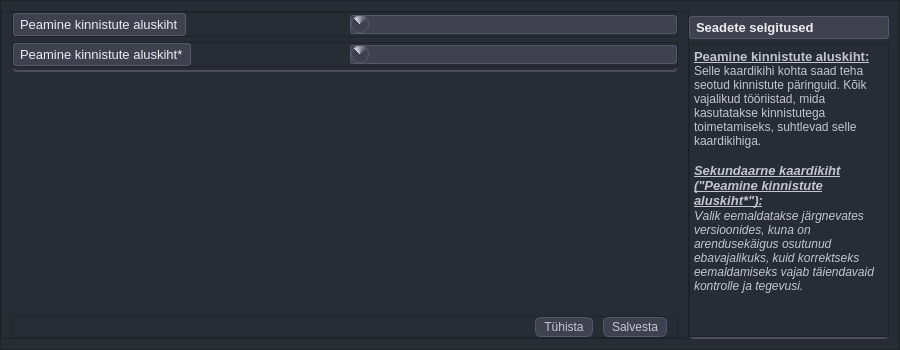
Before: the Qt Designer form mailabl-qgis/config/confWidgets/LayerSetup.ui in TuloliKalver/mailabl-qgis, drawn with Qt 5.
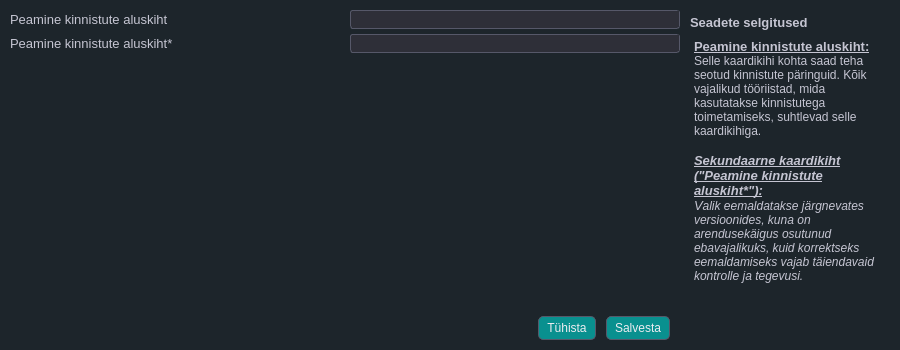
After: the same form once the commit is applied. Icons and pictures are not drawn.

```diff
--- a/mailabl-qgis/config/confWidgets/LayerSetup.ui
+++ b/mailabl-qgis/config/confWidgets/LayerSetup.ui
@@ -34,108 +34,641 @@
   </property>
   <property name="styleSheet">
    <string notr="true">
+/* ====================================================== */
+/* 🎨 Global Theme - Base Colors, Background &amp; Typography */
+/* ====================================================== */
+* {
+    border: transparent;
+    background-color: #1d252b; /* Updated background */
+    padding: 0;
+    margin: 0;
+    color: #c5c5d2; /* Default light gray text */
+}
 
-#fHelpMenu, 
-#fSettingsProperties
-{
-   border: 2px solid #4d4d5b;    /*Same border style as QLineEdit */
+
+/* ------------------------------------------------------ */
+/* 🧠 Global Interaction Effects - Focused Field &amp; Tabs   */
+/* ------------------------------------------------------ */
+QLineEdit:focus, QTextEdit:focus, QComboBox:focus,   QTabBar::tab:selected {
+        /* 🟢 Bottom glow - Extends further for visibility */
+    border: 1px solid; 
+    border-left-color: qradialgradient(spread:pad, cx:0, cy:0.347273, radius:0.826, fx:0.453364, fy:0.097, stop:0.125 rgba(9, 144, 143, 88), stop:1 rgba(46, 47, 56, 76));
+    border-top-color: qradialgradient(spread:pad, cx:0, cy:0.347273, radius:0.826, fx:0.453364, fy:0.097, stop:0.125 rgba(9, 144, 143, 88), stop:1 rgba(46, 47, 56, 76));
+    border-bottom-color: qradialgradient(spread:pad, cx:1, cy:0.728, radius:0.826, fx:0.498455, fy:0.95, stop:0.125 rgba(9, 144, 143, 88), stop:1 rgba(46, 47, 56, 76));
+    border-right-color: qradialgradient(spread:pad, cx:1, cy:0.728, radius:0.826, fx:0.498455, fy:0.95, stop:0.125 rgba(9, 144, 143, 88), stop:1 rgba(46, 47, 56, 76));	
+
+}
+
+ QLineEdit:hover, QTextEdit:hover, QComboBox:hover, QTabBar::tab:hover {
+        /* 🟡 Hover Glow - Softer but Visible */
+    border: 1px solid; 
+    border-left-color: qradialgradient(spread:pad, cx:0, cy:0.347273, radius:0.826, fx:0.453364, fy:0.097, stop:0.125 rgba(9, 144, 143, 88), stop:1 rgba(46, 47, 56, 76));
+    border-top-color: qradialgradient(spread:pad, cx:0, cy:0.347273, radius:0.826, fx:0.453364, fy:0.097, stop:0.125 rgba(9, 144, 143, 88), stop:1 rgba(46, 47, 56, 76));
+    border-bottom-color: qradialgradient(spread:pad, cx:1, cy:0.728, radius:0.826, fx:0.498455, fy:0.95, stop:0.125 rgba(9, 144, 143, 88), stop:1 rgba(46, 47, 56, 76));
+    border-right-color: qradialgradient(spread:pad, cx:1, cy:0.728, radius:0.826, fx:0.498455, fy:0.95, stop:0.125 rgba(9, 144, 143, 88), stop:1 rgba(46, 47, 56, 76));	
+    background-color: qradialgradient(spread:pad, cx:1, cy:0.995, radius:0.5, fx:1, fy:0.988, stop:0 rgba(9, 144, 143, 88), stop:0.920455 rgba(46, 47, 56, 76));
+}
+
+/* ---------------------------- */
+/* 📝 QLineEdit Styling */
+/* ---------------------------- */
+QLineEdit {
+    background-color: #303a42;   /* Matches the global dark background */
+    color: #c5c5d2;              /* Default light gray text */
+    border: 1px solid #4d4d4d;   /* Subtle default border */
+    border-radius: 4px;          /* Rounded corners for a smooth look */
+    padding: 6px;                /* Adequate padding for text clarity */
+}
+
+/* 
+   Note: Your existing rules for QLineEdit:focus and QLineEdit:hover already provide
+   the gradient border and glow effects. This default state ensures a smooth transition 
+   into those interactive states.
+*/
+
+/* ---------------------------- */
+/* 🔘 Disabled State for QLineEdit */
+/* ---------------------------- */
+QLineEdit:disabled {
+    background-color: #24252e;  /* A slightly darker tone for disabled state */
+    border: 1px dashed rgba(120, 120, 130, 0.5);  /* Dashed and faded border */
+    color: rgba(170, 170, 180, 0.5);  /* Muted text color */
+    opacity: 0.5;               /* Lower opacity to indicate inactivity */
+}
+
+/* ---------------------------- */
+/* 🖱️ QListWidget Focus */
+/* ---------------------------- */
+QListWidget:focus {
+	boreder: 1px solid;
+    border-left-color: qradialgradient(spread:pad, cx:0, cy:0.347273, radius:0.826, fx:0.453364, fy:0.097, stop:0.125 rgba(9, 144, 143, 88), stop:1 rgba(46, 47, 56, 76));
+    border-top-color: qradialgradient(spread:pad, cx:0, cy:0.347273, radius:0.826, fx:0.453364, fy:0.097, stop:0.125 rgba(9, 144, 143, 88), stop:1 rgba(46, 47, 56, 76));
+    border-bottom-color: qradialgradient(spread:pad, cx:1, cy:0.728, radius:0.826, fx:0.498455, fy:0.95, stop:0.125 rgba(9, 144, 143, 88), stop:1 rgba(46, 47, 56, 76));
+    border-right-color: qradialgradient(spread:pad, cx:1, cy:0.728, radius:0.826, fx:0.498455, fy:0.95, stop:0.125 rgba(9, 144, 143, 88), stop:1 rgba(46, 47, 56, 76));	
+}
+
+/* ---------------------------- */
+/* 🖱️ QListWidget Hovered Item */
+/* ---------------------------- */
+QListWidget::item:hover {
+    border: 1px solid; 
+    border-left-color: qradialgradient(spread:pad, cx:0, cy:0.347273, radius:0.826, 
+        fx:0.453364, fy:0.097, stop:0.125 rgba(9, 144, 143, 88), stop:1 rgba(46, 47, 56, 76));
+    border-top-color: qradialgradient(spread:pad, cx:0, cy:0.347273, radius:0.826, 
+        fx:0.453364, fy:0.097, stop:0.125 rgba(9, 144, 143, 88), stop:1 rgba(46, 47, 56, 76));
+    border-bottom-color: qradialgradient(spread:pad, cx:1, cy:0.728, radius:0.826, 
+        fx:0.498455, fy:0.95, stop:0.125 rgba(9, 144, 143, 88), stop:1 rgba(46, 47, 56, 76));
+    border-right-color: qradialgradient(spread:pad, cx:1, cy:0.728, radius:0.826, 
+        fx:0.498455, fy:0.95, stop:0.125 rgba(9, 144, 143, 88), stop:1 rgba(46, 47, 56, 76));  
+	background-color: qradialgradient(spread:pad, cx:1, cy:0.995, radius:0.5, fx:1, fy:0.988, stop:0 rgba(9, 144, 143, 255), stop:0.920455 rgba(46, 47, 56, 253));
+    border-radius: 4px;
+}
+
+/* ---------------------------- */
+/* ✅ QListWidget Selected Item */
+/* ---------------------------- */
+QListWidget::item:selected {
+	color: #c5c5d2; /* Default light gray text */	
+    border: 1px solid; 
+ 	 border-radius: 4px;
+    border-left-color: qradialgradient(spread:pad, cx:0, cy:0.347273, radius:0.826, 
+        fx:0.453364, fy:0.097, stop:0.125 rgba(9, 144, 143, 66), stop:1 rgba(46, 47, 56, 54));
+    border-top-color: qradialgradient(spread:pad, cx:0, cy:0.347273, radius:0.826, 
+        fx:0.453364, fy:0.097, stop:0.125 rgba(9, 144, 143, 66), stop:1 rgba(46, 47, 56, 54));
+    border-bottom-color: qradialgradient(spread:pad, cx:1, cy:0.728, radius:0.826, 
+        fx:0.498455, fy:0.95, stop:0.125 rgba(9, 144, 143, 66), stop:1 rgba(46, 47, 56, 54));
+    border-right-color: qradialgradient(spread:pad, cx:1, cy:0.728, radius:0.826, 
+        fx:0.498455, fy:0.95, stop:0.125 rgba(9, 144, 143, 66), stop:1 rgba(46, 47, 56, 54));  
+	background-color: qradialgradient(spread:pad, cx:1, cy:0.995, radius:1.24, fx:1, fy:0.988, stop:0 rgba(9, 144, 143, 172), stop:0.920455 rgba(46, 47, 56, 0));
+}
+
+
+
+/* ---------------------------- */
+/* 🔘 QPushButton Styling */
+/* ---------------------------- */
+
+QPushButton {
+    padding: 4px 8px;
+    text-align: center;
     border-radius: 5px;
-	border-top: none;
-    border-left: none;
-    border-right: none;
+	background-color: rgb(9, 144, 143);
+    border: 1px solid #565869; /* Default border */
+    color: #ececf1; /* Brighter text */
+    transition: all 150ms ease-in-out; /* Smooth transition */
 }
 
+/* 🟢 Hover Effect - Glow &amp; Color Shift */
+QPushButton:hover {
+    background-color: #5c5d6e; /* Slightly lighter background */
+    border: 1px solid #acacbe; /* Lighter border */
+    
+color: #c5c5d2; /* Default text color */
 
-QWidget{
-    background-color: #272c35;
-	color:#c5c5d2
 }
 
+/* 🔴 Pressed Effect - Darker Look &amp; More Intense Glow */
+QPushButton:pressed {
+    background-color: #2d2e3a; /* Darker background */
+    border: 1px solid #8e8ea0; /* Slightly darker border */
+    color: #bdbecf; /* Dimmed text */
 
-/*esialgu jaotamata omadused*/
-QComboBox{
+}
 
-	background-color:#40414f;
-	color:#ececf1;
-	border: 1px solid #565869;
-	border-radius: 3px;
-	padding-left: 5px
+/* ⚫ Disabled State - More Noticeable */
+QPushButton:disabled {
+    background-color: #24252e; /* **Much darker background** */
+    border: 1px dashed rgba(120, 120, 130, 0.5); /* **Dashed, faded border** */
+    color: rgba(170, 170, 180, 0.5); /* **Faded text color** */
+    opacity: 0.5; /* **Lower opacity to indicate inactive state** */
 }
 
-/*Style the dropdown area*/
-QComboBox::drop-down{
-	background-color: qconicalgradient(cx:0.5, cy:0.5, angle:135, stop:0.704545 rgba(64, 65, 79), stop:1 rgba(217, 217, 227));
-	border: 1px solid #565869;
-	border-radius: 8px;
-	height:16px;
-	width: 16px;
-	subcontrol-origin: padding;
-    subcontrol-position: left
+QPushButton:focus{
+	    border: 1px solid; 	
+    border-left-color: qradialgradient(spread:pad, cx:0, cy:0.347273, radius:0.826, fx:0.453364, fy:0.097, stop:0.125 rgba(9, 144, 143, 88), stop:1 rgba(46, 47, 56, 76));
+    border-top-color: qradialgradient(spread:pad, cx:0, cy:0.347273, radius:0.826, fx:0.453364, fy:0.097, stop:0.125 rgba(9, 144, 143, 88), stop:1 rgba(46, 47, 56, 76));
+    border-bottom-color: qradialgradient(spread:pad, cx:1, cy:0.728, radius:0.826, fx:0.498455, fy:0.95, stop:0.125 rgba(9, 144, 143, 88), stop:1 rgba(46, 47, 56, 76));
+    border-right-color: qradialgradient(spread:pad, cx:1, cy:0.728, radius:0.826, fx:0.498455, fy:0.95, stop:0.125 rgba(9, 144, 143, 88), stop:1 rgba(46, 47, 56, 76));	
+	background-color: rgb(31, 93, 92);
 }
 
-QComboBox::on{
 
-  	border: 0.5px solid #acacbe;
+/* General QCheckBox styles */
+QCheckBox {
+    color: #ececf1; /* Text color */
+    spacing: 5px; /* Space between checkbox and text */
 }
 
-QAbstractItemView {
-	background-color:#40414f;
-	color:#ececf1;
-	border: 1px solid #565869;
-	border-radius: 4px;
-	padding-left: 5px
+/* Style the indicator (checkbox) */
+QCheckBox::indicator {
+    width: 12px;
+    height: 12px;
+    background-color: #40414f; /* Background color for unchecked state */
+    border: 1px solid #565869; /* Border for unchecked state */
+    border-radius: 3px;
 }
 
+/* Style the indicator when checked */
+QCheckBox::indicator:checked {
+    background-color: rgba(70, 70, 85, 0.5); /* Semi-transparent gray background color for checked state */
+    border: 1px solid #acacbe;
+    image: url(&quot;:/images/themes/default/algorithms/mAlgorithmCheckGeometry.svg&quot;); /* Using QGIS built-in icon */
+}
 
-QPushButton{
-	padding: 2px 8px;
-	text-align: center;
-	border-radius: 6px;
-	background-color:#40414f;
-	border: 1px solid #565869;
+/* Style the indicator when unchecked */
+QCheckBox::indicator:unchecked {
+    background-color: #40414f; /* Background color for unchecked state */
+    border: 1px solid #565869; /* Border for unchecked state */
 }
 
+/* Style the indicator when hovered */
+QCheckBox::indicator:hover {
+    background-color: #565869;
+}
 
-QPushButton:hover{
-    background-color: #8e8ea0;
-	border: 0.5px solid #acacbe;
-	color: #343541;
-	text-align: center;	
-	padding: 2px 8px;
-    border-radius: 6px;
-	
+/* Style the indicator when disabled */
+QCheckBox::indicator:disabled {
+    background-color: #30303a; /* Darker background color for disabled state */
+    border: 1px solid #40414f; /* Darker border for disabled state */
 }
 
-QLabel {
-    background-color: #40414f;
-    color: #ececf1;
+/* Style the indicator when checked and disabled */
+QCheckBox::indicator:checked:disabled {
+    background-color: rgba(50, 50, 60, 0.5); /* Semi-transparent darker gray background color for checked and disabled state */
+    border: 1px solid #40414f;
+    image: url(&quot;:/images/themes/default/algorithms/mAlgorithmCheckGeometry.svg&quot;); /* Using QGIS built-in icon */
+    opacity: 0.5; /* Make the icon appear disabled */
+}
+
+/* Style the checkbox text when disabled */
+QCheckBox:disabled {
+    color: #6a6a75; /* Darker text color for disabled state */
+}
+
+/* ══════════════════════════════════════════════════════ */
+/*                 ✅ QCheckBox Styling                   */
+/* ══════════════════════════════════════════════════════ */
+
+QCheckBox {
+    color: #d1d1e0;
+    spacing: 5px;
+    font-size: 14px;
+}
+
+/* Base indicator styling */
+QCheckBox::indicator {
+    width: 16px;
+    height: 16px;
+    border: 1px solid #1f5d5c;
+    border-radius: 3px;
+    background: #597278
+}
+
+/* Hover effect for indicator */
+QCheckBox::indicator:hover {
+    border: 1px solid #0b4544;
+}
+
+/* Checked state with a custom image for the check mark */
+QCheckBox::indicator:checked {
+    background: rgb(9,144,143);
     border: 1px solid #565869;
+}
+
+
+/* ⚫ Disabled State - More Noticeable */
+QCheckBox::indicator:disabled {
+    background-color: #1d252b;
+    border: 1px dashed rgba(120, 120, 130, 0.5); /* **Dashed, faded border** */
+    color: rgba(170, 170, 180, 0.5); /* **Faded text color** */
+    opacity: 0.5; /* **Lower opacity to indicate inactive state** */
+}
+
+
+QGroupBox{
+	color: #ececf1;
+}
+
+
+/* ══════════════════════════════════════════════════════ */
+/*                     🔘 COMBOBOX STYLING                */
+/* ══════════════════════════════════════════════════════ */
+
+QComboBox {
+    background-color: #2e2f38;
+    color: #c5c5d2;
+    border: 1px solid #565869;
     border-radius: 3px;
-    padding: 3px;
+    padding-left: 5px;
 }
 
-QLineEdit {
-    background-color: #35363f;  /* Lighter background color */
+QComboBox::drop-down {
+    background-color: #2e2f38;
+    border: none;
+    border-radius: 10px;
+    width: 16px;
+    height: 16px;
+    subcontrol-origin: padding;
+    subcontrol-position: right; /* Adjusted to right for a common look */
+}
+
+
+
+QComboBox QAbstractItemView {
+    background-color: #2e2f38;
+    border: 1px solid #565869;
+    selection-background-color: qradialgradient(
+        spread: pad,
+        cx: 1,
+        cy: 0.728,
+        radius: 0.826,
+        fx: 0.498455,
+        fy: 0.95,
+        stop: 0.125 rgba(9,144,143,150),
+        stop: 1 rgba(46,47,56,253)
+    );
+    selection-color: #ececf1;
+}
+
+QComboBox QAbstractItemView::item {
+    background-color: #2e2f38;
+    color: #c5c5d2;
+}
+
+QComboBox QAbstractItemView::item:selected {
+    background-color: qradialgradient(
+        spread: pad,
+        cx: 1,
+        cy: 0.728,
+        radius: 0.826,
+        fx: 0.498455,
+        fy: 0.95,
+        stop: 0.125 rgba(9,144,143,150),
+        stop: 1 rgba(46,47,56,253)
+    );
     color: #ececf1;
-    /*border: 1px solid #4d4d5b;  Thinner border with a different color */
+}
+
+QComboBox QAbstractItemView::item:hover {
+    background-color: qradialgradient(
+        spread: pad,
+        cx: 1,
+        cy: 0.995,
+        radius: 1.24,
+        fx: 1,
+        fy: 0.988,
+        stop: 0 rgba(9,144,143,150),
+        stop: 0.920455 rgba(46,47,56,253)
+    );
+    color: #ececf1;
+}
+
+QComboBox:focus {
+    border: 1px solid qradialgradient(
+        spread: pad,
+        cx: 0,
+        cy: 0.347273,
+        radius: 0.826,
+        fx: 0.453364,
+        fy: 0.097,
+        stop: 0.125 rgba(9,144,143,88),
+        stop: 1 rgba(46,47,56,76)
+    );
+}
+
+QComboBox:disabled {
+    background-color: #2e2f38;
+    border: 1px solid #565869;
+    color: #8a95a5;
+}
+
+
+
+
+/* ══════════════════════════════════════════════════════ */
+/* 🧭 Global Vertical ScrollBar - Core UI Scroll Styling  */
+/* ══════════════════════════════════════════════════════ */
+
+QScrollBar:vertical {
+    border: none;
+    background: #2e2f38;  /* Match background color */
+    width: 8px;
+    margin: 0px;  /* Remove spacing */
+    border-radius: 4px;
+}
+
+QScrollBar::handle:vertical {
+    background-color: qradialgradient(spread:pad, cx:1, cy:0.728, radius:0.826, 
+        fx:0.498455, fy:0.95, stop:0.125 rgba(9, 144, 143, 255), stop:1 rgba(46, 47, 56, 253));
+    min-height: 25px;
+    border-radius: 4px;
+}
+
+QScrollBar::handle:vertical:hover {
+    background-color: qradialgradient(spread:pad, cx:1, cy:0.995, radius:1.24, 
+        fx:1, fy:0.988, stop:0 rgba(9, 144, 143, 255), stop:0.920455 rgba(46, 47, 56, 253));
+}
+
+/* Hide Up/Down Buttons */
+QScrollBar::add-line:vertical, 
+QScrollBar::sub-line:vertical {
+    background: none;
+    height: 0px;
+}
+
+/* Make the unused track area blend with background */
+QScrollBar::add-page:vertical, 
+QScrollBar::sub-page:vertical {
+    background: #2e2f38;
+}
+
+/* ════════════════════════════════════════════════════════ */
+/* 🧭 Global Horisontal ScrollBar - Core UI Scroll Styling  */
+/* ════════════════════════════════════════════════════════ */
+
+
+QScrollBar:horizontal {
+    border: none;
+    background: #2e2f38;  /* Match background color */
+    height: 8px;
+    margin: 0px;
+    border-radius: 4px;
+}
+
+QScrollBar::handle:horizontal {
+    background-color: qradialgradient(spread:pad, cx:1, cy:0.728, radius:0.826, 
+        fx:0.498455, fy:0.95, stop:0.125 rgba(9, 144, 143, 255), stop:1 rgba(46, 47, 56, 253));
+    min-width: 25px;
+    border-radius: 4px;
+}
+
+QScrollBar::handle:horizontal:hover {
+    background-color: qradialgradient(spread:pad, cx:1, cy:0.995, radius:1.24, 
+        fx:1, fy:0.988, stop:0 rgba(9, 144, 143, 255), stop:0.920455 rgba(46, 47, 56, 253));
+}
+
+/* Hide Left/Right Buttons */
+QScrollBar::add-line:horizontal, 
+QScrollBar::sub-line:horizontal {
+    background: none;
+    width: 0px;
+}
+
+/* Make the unused track area blend with background */
+QScrollBar::add-page:horizontal, 
+QScrollBar::sub-page:horizontal {
+    background: #2e2f38;
+}
+
+
+/* ====================================================== */
+/* 📊 QTableView - Layout, Colors, and Interaction Styles */
+/* ====================================================== */
+
+QTableView {
+    background-color: #2e2f38; /* Consistent dark gray base */
+    border: 1px solid #4d4d4d;
     border-radius: 5px;
-    padding: 4px;
+    gridline-color: #565869;
+    /* Updated selection gradient using teal accent */
+    selection-background-color: qlineargradient(
+        x1: 0, y1: 0, x2: 0, y2: 1,
+        stop: 0 rgba(9,144,143,10),
+        stop: 1 rgba(9,144,143,50)
+    );
+    selection-color: #ececf1;
 }
 
-QLineEdit:hover {
-    background-color: #3d3e47;  /* Slightly darker background color on hover */
+
+/* Adjust header style with white text */
+QHeaderView::section {
+    background-color: #35353f;
+    color: #ececf1; 
+    border-top: 0.5px solid #323232;
+    border-left: 0.5px solid #323232;
+    border-right: 0.5px solid #323232;
+    border-bottom: 1px solid #4d4d4d;
+    padding: 1px 3px;
+    font-size: 12px;
 }
 
-/* Remove top and side borders */
-QLineEdit {
-    border-top: none;
-    border-left: none;
-    border-right: none;
+/* Entire table disabled state */
+QTableView:disabled {
+    background-color: rgba(30,30,35,180);
+    color: rgba(150,150,160,120);
+    border: 1px solid rgba(100,100,110,80);
+    gridline-color: rgba(80,80,90,80);
+    cursor: not-allowed;
 }
 
+/* Make headers look disabled */
+QTableView:disabled QHeaderView::section {
+    background-color: rgba(50,50,58,150);
+    
+    border-bottom: 1px solid rgba(80,80,90,100);
+}
 
+/* Remove focus outline when disabled */
+QTableView:disabled:focus {
+    outline: none;
+}
 
-</string>
+/* Corner widget (where row/column headers meet) */
+QTableCornerButton::section {
+    background: #35353f;
+    border: 1px solid #4d4d4d;
+}
+
+/* Disabled corner styling */
+QTableView:disabled QTableCornerButton::section {
+    background: rgba(50,50,58,150);
+    border: 1px solid rgba(80,80,90,100);
+}
+
+/* Disable selection effect when the table is disabled */
+QTableView:disabled QTableView::item:selected {
+    background-color: rgba(50,50,58,100);
+    color: rgba(150,150,160,100);
+}
+
+/* Hovered rows for better contrast */
+QTableView::item:hover {
+    background-color: #3a3f4b;
+    color: #ececf1;
+    min-height: 16px;  /* Decreased row height */
+}
+
+/* Selected rows using the same teal gradient as QTableView selection */
+QTableView::item:selected {
+    background-color: qlineargradient(
+        x1: 0, y1: 0, x2: 0, y2: 1,
+        stop: 0 rgba(9,144,143,10),
+        stop: 1 rgba(9,144,143,50)
+    );
+    /*color: #ececf1;*/
+    min-height: 16px;  /* Decreased row height */
+}
+
+/* Non-selected rows with a subtle gradient for depth */
+QTableView::item {
+    background-color: qlineargradient(
+        x1: 0, y1: 0, x2: 0, y2: 1,
+        stop: 0 rgba(46,47,56,25),
+        stop: 1 rgba(46,47,56,255)
+    );
+    color: #d1d1e0;
+    min-height: 16px;  /* Decreased row height */
+}
+
+/* Ensure deselected rows return to their default style */
+QTableView::item:!selected {
+    background-color: qlineargradient(
+        x1: 0, y1: 0, x2: 0, y2: 1,
+        stop: 0 rgba(46,47,56,25),
+        stop: 1 rgba(46,47,56,255)
+    );
+    color: #d1d1e0;
+    min-height: 16px;  /* Decreased row height */
+}
+
+/* Disabled item styling */
+QTableView::item:disabled {
+    background-color: rgba(50,50,58,100);
+    color: rgba(150,150,160,100);
+    font-style: italic;
+    border: 1px dashed rgba(100,100,110,80);
+    min-height: 16px;  /* Decreased row height */
+}
+
+
+
+
+
+/* ====================================================== */
+/* 🧩 Targeted UI Elements - ID-Based Custom Styling      */
+/* ====================================================== */
+
+#Sevituudid{
+    background-color: #343b47;
+}
+
+#leftMenuContainer {
+    background: qlineargradient(x1:0, y1:0, x2:0, y2:1, stop:0 #202123, stop:1 #18191d);
+    border-right: 1px solid #3a3a3a;
+    padding-right: 2px;
+    border-top-right-radius: 5px;
+    border-bottom-right-radius: 5px;
+}
+
+#rightFrame {
+    background: qlineargradient(x1:0, y1:0, x2:0, y2:1, stop:0 #202123, stop:1 #18191d);
+    border-left: 1px solid #3a3a3a;
+    padding-lef: 2px;
+    border-top-right-radius: 5px;
+    border-bottom-right-radius: 5px;
+}
+
+#SetupLayers, #SetupLayers_2, #SetupUserData {
+border: none;
+border-bottom: 1px solid rgb(131, 142, 162);
+}
+
+#UC_Main_Frame QPushButton,#pbChoose_Properties_for_Projects{
+	padding: 1px 8px;
+    border-radiusr: 6px;
+}
+
+#UC_Main_Frame QPushButton:hover{
+
+	padding: 1px 8px;
+    border-radius: 6px;
+}
+
+
+#wOl_Settings QPushButton{
+	padding: 1px 8px;
+    border-radius: 6px;
+}
+
+#wOl_Settings QPushButton:hover{
+	padding: 1px 8px;
+    border-radius: 6px;
+}
+
+#rightMenuContainer QPushButton{
+	text-align: right;
+	border-top-right-radius: 0px;
+	border-bottom-right-radius: 0px;
+    
+}
+
+#rightMenuContainer QPushButton:hover{
+    text-align: right;
+    border-top-right-radius: 0px;
+	border-bottom-right-radius: 0px;  
+}
+
+
+#leftMenuContainer QPushButton{
+	text-align: left;
+	border-top-left-radius: 0px;
+	border-bottom-left-radius: 0px;	
+}
+#leftMenuContainer QPushButton:hover{
+    text-align: left;
+	border-top-left-radius: 0px;
+	border-bottom-left-radius: 0px;
+
+}
+
+#MailablDialogBase{
+    border: 1px solid #4d4d4d;
+	border-top-left-radius: 7px;     /* Rounded top-left corner */
+    border-top-right-radius: 7px;    /* Rounded top-right corner */
+    border-right-radius: 7px;        /* No rounding on right side */
+    border-left-radius: 7px;    
+	background: None;  /* 10% transparency */
+}</string>
   </property>
   <layout class="QVBoxLayout" name="verticalLayout_4">
    <property name="spacing">
```
